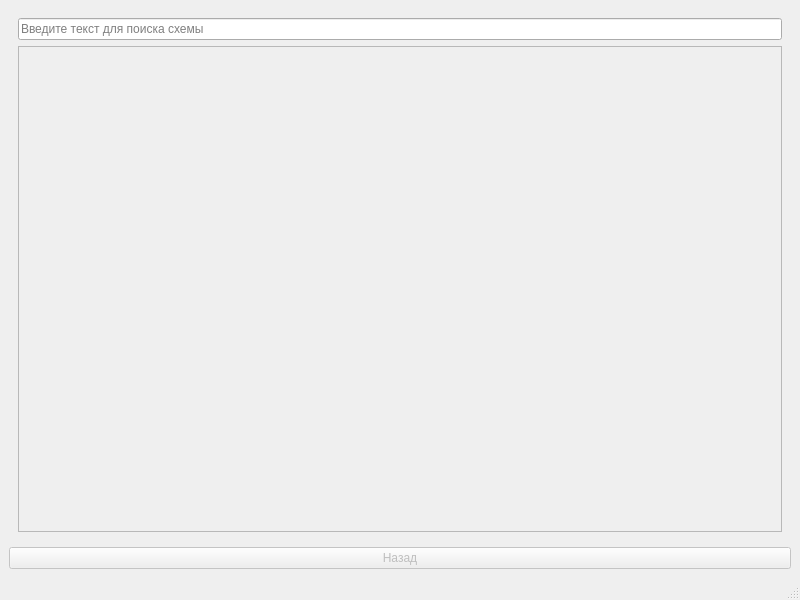
Qt form mainwindow.ui (CausaPrincipalis71/dconf-deffaults-editor) before a commit.
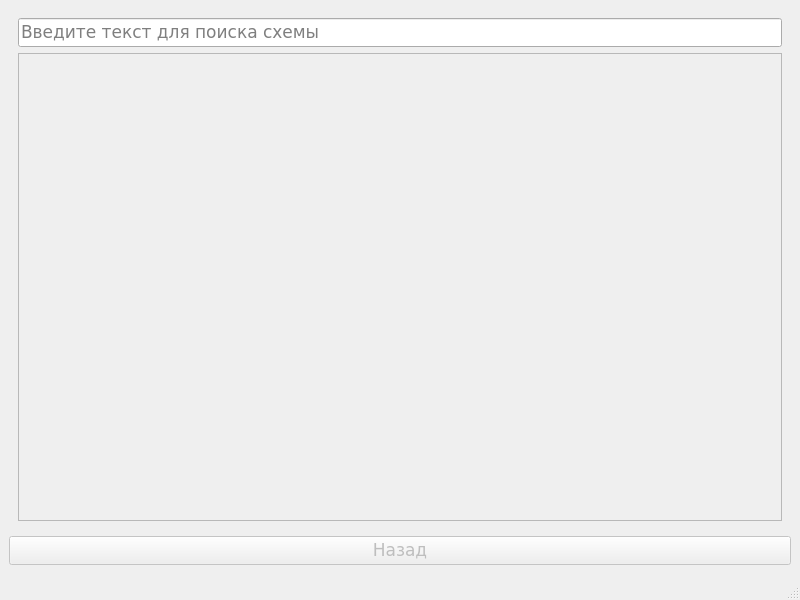
The same form after that commit.

Commit message: Added install option Changed name of the executable into dconf-defaults-editor-app

What changed in the file:
```diff
--- a/mainwindow.ui
+++ b/mainwindow.ui
@@ -10,6 +10,12 @@
     <height>600</height>
    </rect>
   </property>
+  <property name="font">
+   <font>
+    <family>DejaVu Sans</family>
+    <pointsize>13</pointsize>
+   </font>
+  </property>
   <property name="windowTitle">
    <string>Установка настроек по умолчанию</string>
   </property>
@@ -40,7 +46,7 @@
              <x>0</x>
              <y>0</y>
              <width>750</width>
-             <height>430</height>
+             <height>394</height>
             </rect>
            </property>
            <layout class="QVBoxLayout" name="verticalLayout_3"/>
```
Left out of the diff: 2 changed lines with no effect on the pictures. The commit also changes 1 other file.
